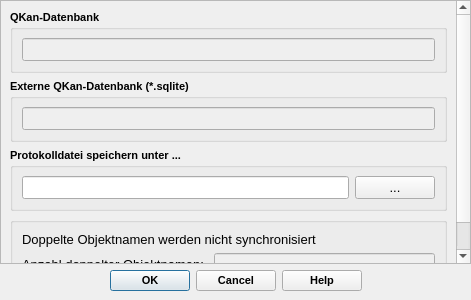
Before: the Qt Designer form qkan/sync/res/adjust_dialog_base.ui in SonkeHoffmann/QKan-1, drawn with Qt 5.
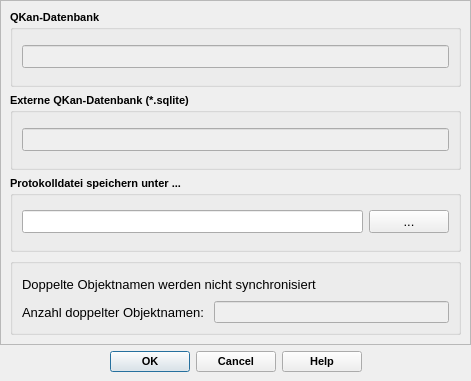
After: the same form once the commit is applied. Icons and pictures are not drawn.

```diff
--- a/qkan/sync/res/adjust_dialog_base.ui
+++ b/qkan/sync/res/adjust_dialog_base.ui
@@ -7,7 +7,7 @@
     <x>0</x>
     <y>0</y>
     <width>471</width>
-    <height>300</height>
+    <height>381</height>
    </rect>
   </property>
   <property name="minimumSize">
@@ -19,7 +19,7 @@
   <property name="maximumSize">
    <size>
     <width>16777215</width>
-    <height>300</height>
+    <height>400</height>
    </size>
   </property>
   <property name="font">
@@ -63,8 +63,8 @@
        <rect>
         <x>0</x>
         <y>0</y>
-        <width>452</width>
-        <height>266</height>
+        <width>469</width>
+        <height>335</height>
        </rect>
       </property>
       <layout class="QVBoxLayout" name="verticalLayout_4">
```
Left out of the diff: 2 changed lines with no effect on the pictures.
